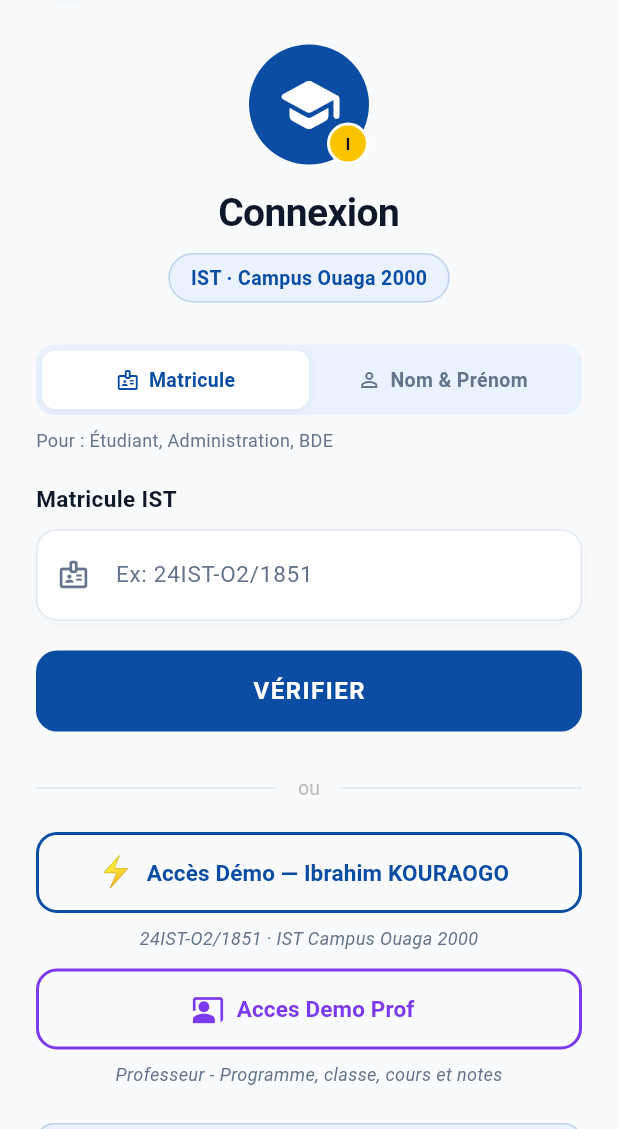
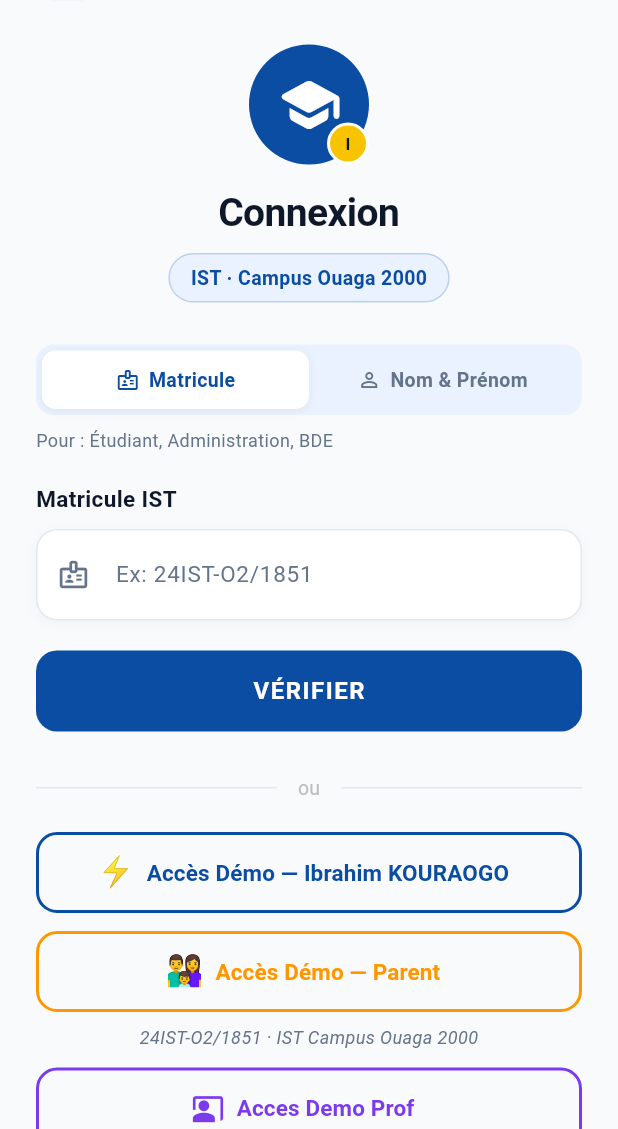
Before and after one commit to fayimac05-cmd/version1, a Flutter app: the AuthPage screen opened directly with sample values from the repository, on a phone screen of 412 x 824 dp, the part 107-1236 px from its top. Run offline on Flutter 3.47's test engine with Material 3 defaults, Android fonts, the phone set to English and light mode, and no system bars; accounts and stored records are empty.

Commit message:
page parent

```diff
--- a/lib/pages/auth_page.dart
+++ b/lib/pages/auth_page.dart
@@ -655,6 +655,33 @@ class _AuthPageState extends State<AuthPage> {
               ),
             ),
           ),
+          const SizedBox(height: 12),
+SizedBox(
+  width: double.infinity,
+  height: 54,
+  child: OutlinedButton.icon(
+    onPressed: () => _goToParentDashboard(const StudentProfile(
+      nom: 'KOURAOGO',
+      prenoms: 'Ibrahim',
+      matricule: '24IST-02/1851',
+      email: 'parent@ist.bf',
+      telephone: '',
+      filiere: 'Réseaux Informatiques et Télécom',
+      motDePasse: '1851',
+      domaine: 'Sciences & Technologies',
+      role: 'parent',
+    )),
+    icon: const Text('👨‍👩‍👦', style: TextStyle(fontSize: 20)),
+    label: const Text('Accès Démo — Parent',
+        style: TextStyle(fontSize: 15, fontWeight: FontWeight.bold)),
+    style: OutlinedButton.styleFrom(
+      foregroundColor: Colors.orange,
+      side: const BorderSide(color: Colors.orange, width: 2),
+      shape: RoundedRectangleBorder(
+          borderRadius: BorderRadius.circular(14)),
+    ),
+  ),
+),
           const SizedBox(height: 8),
           const Center(
             child: Text(
```
